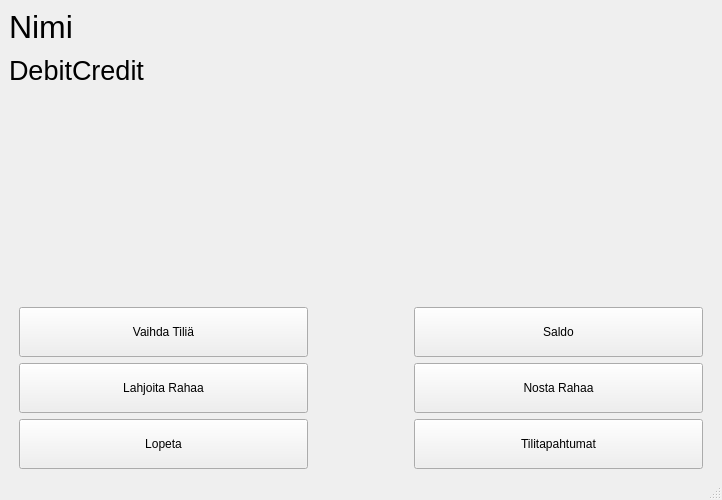
Above: frontend/mainwindow.ui from Peasami/bank-simulator-2023 before the change. Below: the same form after it.
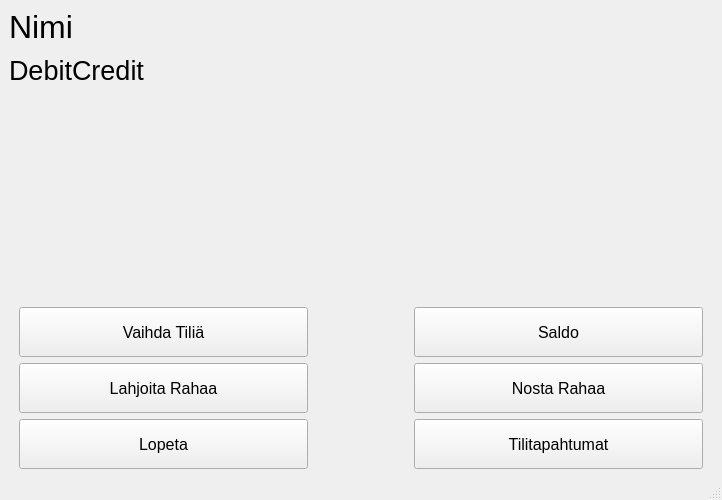
That is the form after the change.

The edit to the form file:
```diff
--- a/frontend/mainwindow.ui
+++ b/frontend/mainwindow.ui
@@ -77,6 +77,11 @@
               <height>50</height>
              </size>
             </property>
+            <property name="font">
+             <font>
+              <pointsize>12</pointsize>
+             </font>
+            </property>
             <property name="text">
              <string>Vaihda Tiliä</string>
             </property>
@@ -90,6 +95,11 @@
               <height>50</height>
              </size>
             </property>
+            <property name="font">
+             <font>
+              <pointsize>12</pointsize>
+             </font>
+            </property>
             <property name="text">
              <string>Lahjoita Rahaa</string>
             </property>
@@ -103,6 +113,11 @@
               <height>50</height>
              </size>
             </property>
+            <property name="font">
+             <font>
+              <pointsize>12</pointsize>
+             </font>
+            </property>
             <property name="text">
              <string>Lopeta</string>
             </property>
@@ -126,6 +141,11 @@
               <height>50</height>
              </size>
             </property>
+            <property name="font">
+             <font>
+              <pointsize>12</pointsize>
+             </font>
+            </property>
             <property name="text">
              <string>Saldo</string>
             </property>
@@ -145,6 +165,11 @@
               <height>0</height>
              </size>
             </property>
+            <property name="font">
+             <font>
+              <pointsize>12</pointsize>
+             </font>
+            </property>
             <property name="text">
              <string>Nosta Rahaa</string>
             </property>
@@ -158,6 +183,11 @@
               <height>50</height>
              </size>
             </property>
+            <property name="font">
+             <font>
+              <pointsize>12</pointsize>
+             </font>
+            </property>
             <property name="text">
              <string>Tilitapahtumat</string>
             </property>
```
